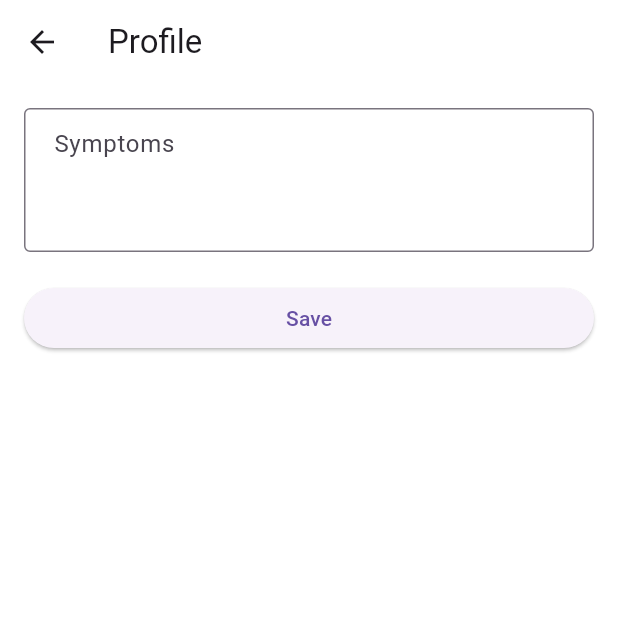
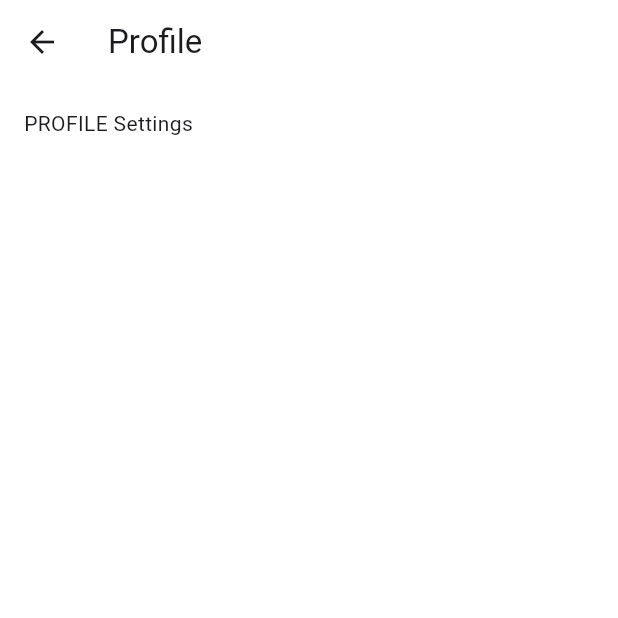
Before and after one commit to mw29/hungry-owl, a Flutter app: the screen it shows after launch, after a tap on the "person" icon, on a phone screen of 412 x 824 dp, the top half of it. Run offline on Flutter 3.47's test engine with Material 3 defaults, Android fonts, the phone set to English and light mode, and no system bars; our stand-ins replace camera, flutter_dotenv, flutter_riverpod, google_generative_ai, sembast.

Commit message:
move symptom settings out of profile and added bottom nav bar

```diff
--- a/lib/screens/home.dart
+++ b/lib/screens/home.dart
@@ -5,6 +5,7 @@ import 'package:scan_app/providers/user_state.dart';
 import 'package:scan_app/screens/food_data.dart';
 import 'package:scan_app/screens/manual_entry.dart';
 import 'package:scan_app/screens/profile.dart';
+import 'package:scan_app/screens/symptom_settings.dart';
 
 class HomePage extends ConsumerStatefulWidget {
   const HomePage({super.key});
@@ -23,6 +24,7 @@ class HomePageState extends ConsumerState<HomePage>
   bool _hasPermission = false;
   bool _noCameras = false;
   String? _errorMessage;
+  int _selectedIndex = 0;
 
   @override
   void initState() {
@@ -111,39 +113,21 @@ class HomePageState extends ConsumerState<HomePage>
     }
   }
 
-  @override
-  Widget build(BuildContext context) {
-    ref.listen(userProvider, (previous, next) {}); // hmm
-    return Scaffold(
-      appBar: AppBar(
-        title: const Text("Scan App"),
-        actions: [
-          if (_hasPermission)
-            IconButton(
-              icon: Icon(_flashMode == FlashMode.torch
-                  ? Icons.flash_on
-                  : Icons.flash_off),
-              onPressed: _toggleFlash,
-            ),
-          IconButton(
-            icon: const Icon(Icons.person),
-            onPressed: () {
-              Navigator.push(
-                context,
-                MaterialPageRoute(
-                  builder: (context) => const ProfileScreen(),
-                ),
-              );
-            },
-          ),
-        ],
-      ),
-      body: _isLoading
-          ? const Center(child: CircularProgressIndicator())
-          : _hasPermission
+  void _onItemTapped(int index) {
+    setState(() {
+      _selectedIndex = index;
+    });
+  }
+
+  List<Widget> get _pages => [
+        _hasPermission
             ? CameraPreview(_controller!)
-              : Center(
-                  child: Column(
+            : Center(child: _buildPermissionUI()),
+        const SymptomSettings(),
+      ];
+
+  Widget _buildPermissionUI() {
+    return Column(
       mainAxisAlignment: MainAxisAlignment.center,
       children: [
         if (!_noCameras) ...[
@@ -176,9 +160,43 @@ class HomePageState extends ConsumerState<HomePage>
             ),
           ),
       ],
+    );
+  }
+
+  @override
+  Widget build(BuildContext context) {
+    ref.listen(userProvider, (previous, next) {});
+    return Scaffold(
+      appBar: AppBar(
+        title: const Text("Scan App"),
+        actions: [
+          if (_hasPermission)
+            IconButton(
+              icon: Icon(_flashMode == FlashMode.torch
+                  ? Icons.flash_on
+                  : Icons.flash_off),
+              onPressed: _toggleFlash,
             ),
+          IconButton(
+            icon: const Icon(Icons.person),
+            onPressed: () {
+              Navigator.push(
+                context,
+                MaterialPageRoute(
+                  builder: (context) => const ProfileScreen(),
                 ),
-      floatingActionButton: _hasPermission
+              );
+            },
+          ),
+        ],
+      ),
+      body: _isLoading
+          ? const Center(child: CircularProgressIndicator())
+          : IndexedStack(
+              index: _selectedIndex,
+              children: _pages,
+            ),
+      floatingActionButton: _selectedIndex == 0 && _hasPermission
           ? Column(
               mainAxisAlignment: MainAxisAlignment.end,
               crossAxisAlignment: CrossAxisAlignment.center,
@@ -201,13 +219,25 @@ class HomePageState extends ConsumerState<HomePage>
                   child: const Text(
                     'Manual Entry',
                     style: TextStyle(
-                        color: Colors.white, backgroundColor: Colors.black),
+                      color: Colors.white,
+                      backgroundColor: Colors.black,
+                    ),
                   ),
                 ),
               ],
             )
           : null,
       floatingActionButtonLocation: FloatingActionButtonLocation.centerFloat,
+      bottomNavigationBar: BottomNavigationBar(
+        showSelectedLabels: false,
+        showUnselectedLabels: false,
+        items: const [
+          BottomNavigationBarItem(icon: Icon(Icons.home), label: "Home"),
+          BottomNavigationBarItem(icon: Icon(Icons.settings), label: "Settings")
+        ],
+        currentIndex: _selectedIndex,
+        onTap: _onItemTapped,
+      ),
     );
   }
 }
--- a/lib/screens/profile.dart
+++ b/lib/screens/profile.dart
@@ -41,45 +41,7 @@ class _ProfileScreen extends ConsumerState<ProfileScreen> {
       body: Padding(
         padding: const EdgeInsets.all(16.0),
         child: ListView(
-          children: [
-            TextField(
-              controller: _symptomsController,
-              maxLines: null,
-              minLines: 3,
-              decoration: InputDecoration(
-                labelText: 'Symptoms',
-                alignLabelWithHint: true,
-                border: OutlineInputBorder(),
-                contentPadding:
-                    EdgeInsets.symmetric(vertical: 12, horizontal: 16),
-                hintText: 'Enter symptoms separated by commas...',
-              ),
-            ),
-            const SizedBox(height: 20),
-            ElevatedButton(
-              onPressed: () async {
-                final symptomsText = _symptomsController.text.trim();
-                try {
-                  await updateUser(updatedData: {
-                    'symptoms':
-                        symptomsText.split(',').map((s) => s.trim()).toList(),
-                  });
-
-                  if (!mounted) return;
-                  ScaffoldMessenger.of(context).showSnackBar(
-                    const SnackBar(content: Text('User symptoms updated.')),
-                  );
-                } catch (e) {
-                  if (!mounted) return;
-                  ScaffoldMessenger.of(context).showSnackBar(
-                    SnackBar(
-                        content: Text('Failed to update: ${e.toString()}')),
-                  );
-                }
-              },
-              child: const Text('Save'),
-            ),
-          ],
+          children: [Text("PROFILE Settings")],
         ),
       ),
     );
--- /dev/null
+++ b/lib/screens/symptom_settings.dart
@@ -0,0 +1,65 @@
+import 'package:flutter/material.dart';
+import 'package:flutter_riverpod/flutter_riverpod.dart';
+import 'package:scan_app/models/users.dart';
+
+class SymptomSettings extends ConsumerStatefulWidget {
+  const SymptomSettings({super.key});
+
+  @override
+  ConsumerState<SymptomSettings> createState() => _SymptomSettings();
+}
+
+class _SymptomSettings extends ConsumerState<SymptomSettings> {
+  final _symptomsController = TextEditingController();
+
+  @override
+  void initState() {
+    super.initState();
+    WidgetsBinding.instance.addPostFrameCallback((_) {
+      final currUser = ref.read(usersProvider).value;
+      if (currUser != null) {
+        _symptomsController.text = currUser.symptoms.join(', ');
+      }
+    });
+  }
+
+  @override
+  Widget build(BuildContext context) {
+    return Scaffold(
+      body: Padding(
+        padding: const EdgeInsets.all(16.0),
+        child: ListView(
+          children: [
+            TextField(
+              controller: _symptomsController,
+              maxLines: null,
+              minLines: 3,
+              decoration: InputDecoration(
+                labelText: 'Symptoms',
+                alignLabelWithHint: true,
+                border: OutlineInputBorder(),
+                contentPadding:
+                    EdgeInsets.symmetric(vertical: 12, horizontal: 16),
+                hintText: 'Enter symptoms separated by commas...',
+              ),
+            ),
+            ElevatedButton(
+              onPressed: () async {
+                final symptomsText = _symptomsController.text.trim();
+                try {
+                  await updateUser(updatedData: {
+                    'symptoms':
+                        symptomsText.split(',').map((s) => s.trim()).toList(),
+                  });
+                } catch (e) {
+                  debugPrint("Failed to update symptoms");
+                }
+              },
+              child: const Text('Save'),
+            ),
+          ],
+        ),
+      ),
+    );
+  }
+}
```
Lines whose indentation alone changed are shown as unchanged.
